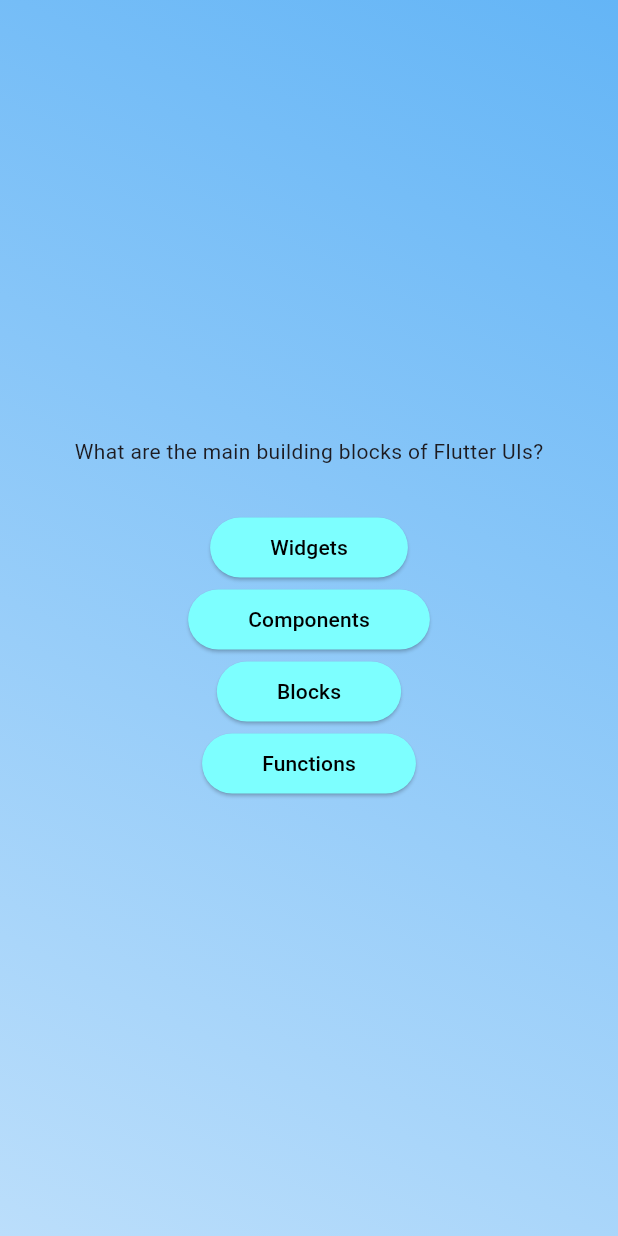
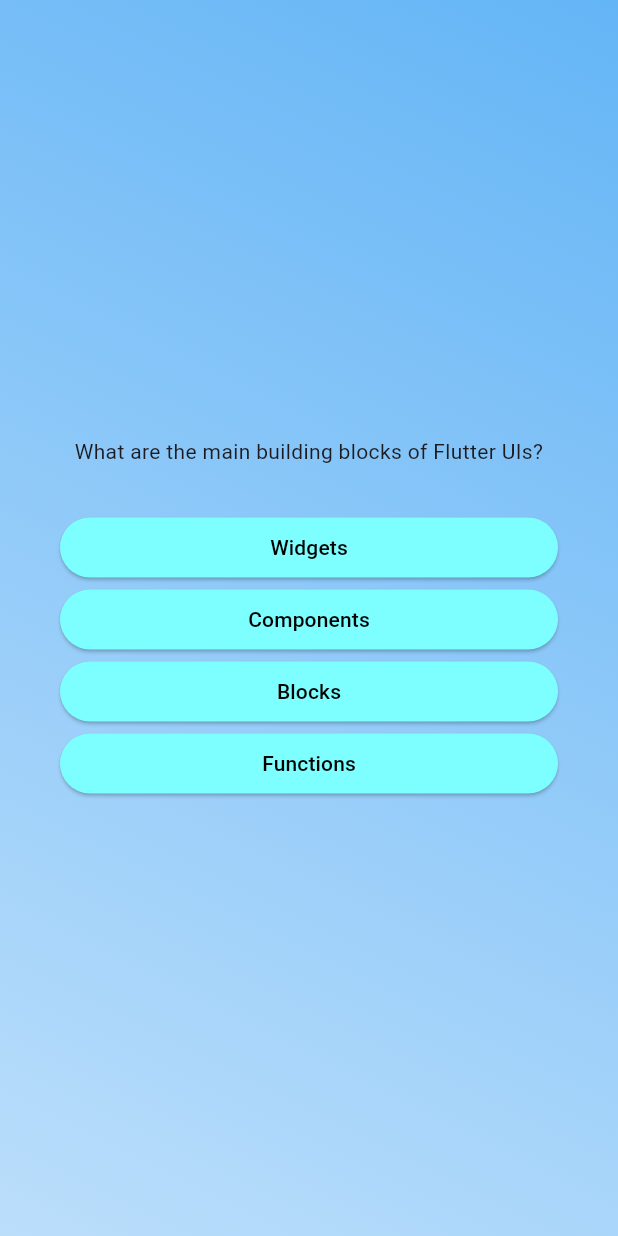
Before and after one commit to My-Own-Personal-Test/quiz_app_new, a Flutter app: the screen it shows after launch, after a tap on "Start", on a phone screen of 412 x 824 dp. Run offline on Flutter 3.47's test engine with Material 3 defaults, Android fonts, the phone set to English and light mode, and no system bars.

Commit message:
style: stretch content to container wrap

```diff
--- a/lib/questions_screen.dart
+++ b/lib/questions_screen.dart
@@ -18,10 +18,16 @@ class _QuestionsScreenState extends State<QuestionsScreen> {
 
     return SizedBox(
       width: double.infinity,
+      child: Container(
+        margin: const EdgeInsets.all(40),
         child: Column(
           mainAxisAlignment: MainAxisAlignment.center,
+          crossAxisAlignment: CrossAxisAlignment.stretch,
           children: [
-          Text(currentQuestion.text),
+            Text(
+              currentQuestion.text,
+              textAlign: TextAlign.center,
+            ),
             const SizedBox(height: 30),
             ...currentQuestion.answer.map((item) {
               return AnswerButton(
@@ -31,6 +37,7 @@ class _QuestionsScreenState extends State<QuestionsScreen> {
             })
           ],
         ),
+      ),
     );
   }
 }
```
Lines whose indentation alone changed are shown as unchanged.
